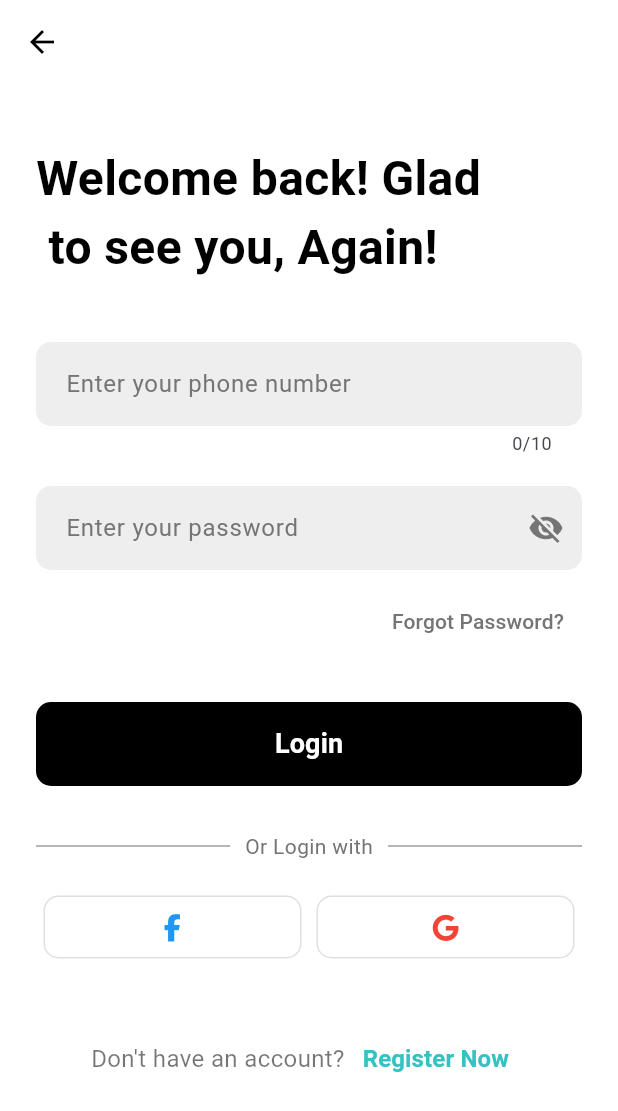
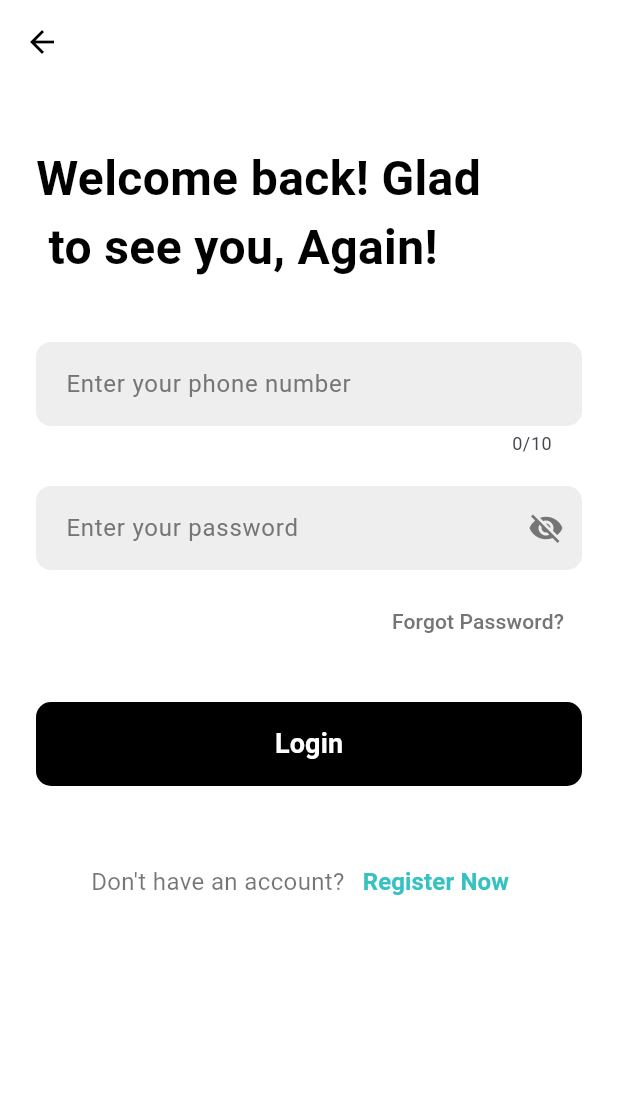
Before and after one commit to Maydiv123/Click, a Flutter app: the screen it shows after launch, after a tap on "Login", on a phone screen of 412 x 824 dp. Shown: the top 1111 px of the screen. Run offline on Flutter 3.47's test engine with Material 3 defaults, Android fonts, the phone set to English and light mode, and no system bars; our stand-ins replace camera, cloud_firestore, file_picker, firebase_analytics, firebase_auth, firebase_core and 8 more; accounts and stored records are empty.

```diff
--- a/lib/screens/login_screen.dart
+++ b/lib/screens/login_screen.dart
@@ -70,11 +70,19 @@ class _LoginScreenState extends State<LoginScreen> with SingleTickerProviderStat
     });
     try {
       final email = _phoneController.text + '@click.com';
-      await _authService.signInWithEmailAndPassword(
+      final userCredential = await _authService.signInWithEmailAndPassword(
         email: email,
         password: _passwordController.text,
       );
-      if (mounted) {
+
+      // Wait for the auth state to be updated
+      await Future.delayed(const Duration(milliseconds: 500));
+
+      if (mounted && userCredential.user != null) {
+        // Update last login timestamp
+        await _authService.updateLastLogin(userCredential.user!.uid);
+
+        // Navigate to home screen
         Navigator.pushReplacementNamed(context, '/home');
       }
     } catch (e) {
@@ -215,58 +223,6 @@ class _LoginScreenState extends State<LoginScreen> with SingleTickerProviderStat
                               ? const CircularProgressIndicator(color: Colors.white)
                               : const Text('Login', style: TextStyle(fontSize: 18, fontWeight: FontWeight.bold)),
                         ),
-                        const SizedBox(height: 30),
-                        Row(
-                          children: [
-                            const Expanded(child: Divider(color: Colors.grey)),
-                            Padding(
-                              padding: const EdgeInsets.symmetric(horizontal: 10),
-                              child: Text(
-                                'Or Login with',
-                                style: TextStyle(color: Colors.grey[600], fontSize: 14),
-                              ),
-                            ),
-                            const Expanded(child: Divider(color: Colors.grey)),
-                          ],
-                        ),
-                        const SizedBox(height: 20),
-                        Row(
-                          mainAxisAlignment: MainAxisAlignment.spaceEvenly,
-                          children: [
-                            Expanded(
-                              child: Padding(
-                                padding: const EdgeInsets.symmetric(horizontal: 5.0),
-                                child: OutlinedButton(
-                                  onPressed: () {},
-                                  style: OutlinedButton.styleFrom(
-                                    padding: const EdgeInsets.symmetric(vertical: 12),
-                                    shape: RoundedRectangleBorder(
-                                      borderRadius: BorderRadius.circular(10),
-                                    ),
-                                    side: BorderSide(color: Colors.grey.shade300),
-                                  ),
-                                  child: const FaIcon(FontAwesomeIcons.facebookF, color: Colors.blue),
-                                ),
-                              ),
-                            ),
-                            Expanded(
-                              child: Padding(
-                                padding: const EdgeInsets.symmetric(horizontal: 5.0),
-                                child: OutlinedButton(
-                                  onPressed: () {},
-                                  style: OutlinedButton.styleFrom(
-                                    padding: const EdgeInsets.symmetric(vertical: 12),
-                                    shape: RoundedRectangleBorder(
-                                      borderRadius: BorderRadius.circular(10),
-                                    ),
-                                    side: BorderSide(color: Colors.grey.shade300),
-                                  ),
-                                  child: const FaIcon(FontAwesomeIcons.google, color: Colors.red),
-                                ),
-                              ),
-                            ),
-                          ],
-                        ),
                         const SizedBox(height: 40),
                         Row(
                           mainAxisAlignment: MainAxisAlignment.center,
--- a/lib/screens/welcome_screen.dart
+++ b/lib/screens/welcome_screen.dart
@@ -131,19 +131,19 @@ class _WelcomeScreenState extends State<WelcomeScreen> with SingleTickerProvider
                                 ),
                               ),
                             ),
-                            const SizedBox(height: 16),
-                            TextButton(
-                              onPressed: () {
-                                // Continue as guest logic
-                              },
-                              child: Text(
-                                'Continue as a guest...',
-                                style: TextStyle(
-                                  color: const Color(0xFF35C2C1),
-                                  fontWeight: FontWeight.w500,
-                                ),
-                              ),
-                            ),
+                            // const SizedBox(height: 16),
+                            // TextButton(
+                            //   onPressed: () {
+                            //     // Continue as guest logic
+                            //   },
+                            //   child: Text(
+                            //     'Continue as a guest...',
+                            //     style: TextStyle(
+                            //       color: const Color(0xFF35C2C1),
+                            //       fontWeight: FontWeight.w500,
+                            //     ),
+                            //   ),
+                            // ),
                           ],
                         ),
                       ),
```
Also changed, not shown: lib/screens/home_screen.dart (+6 -13 lines), lib/screens/register_screen.dart (+0 -34 lines), lib/services/auth_service.dart (+12 -0 lines).
